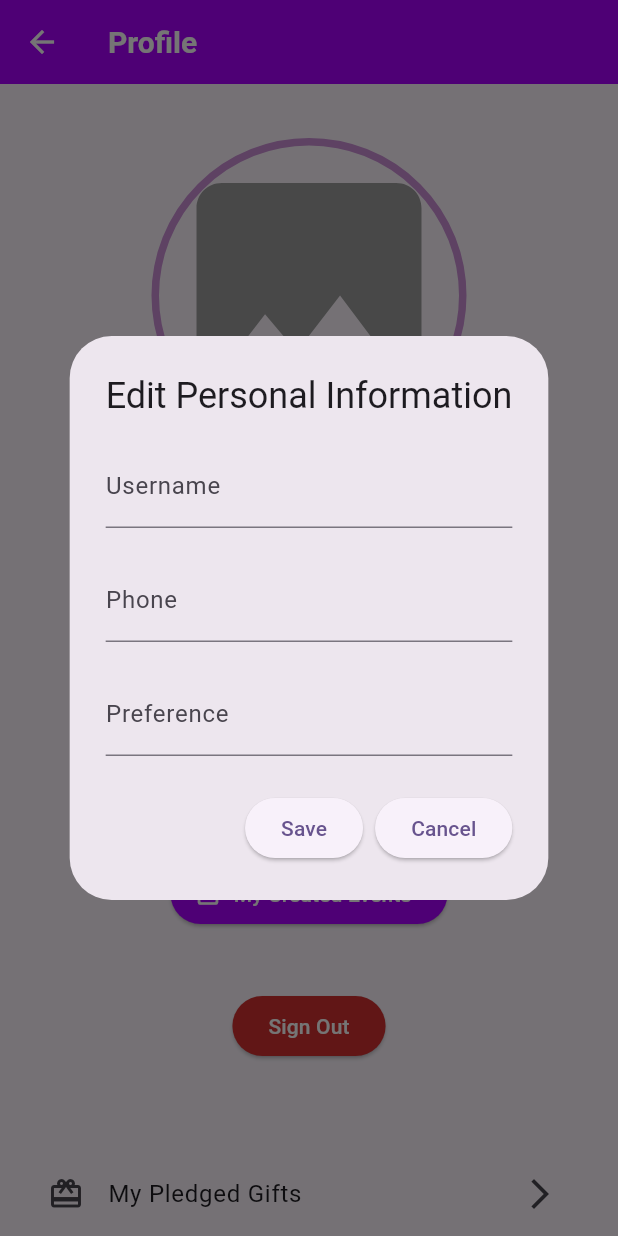
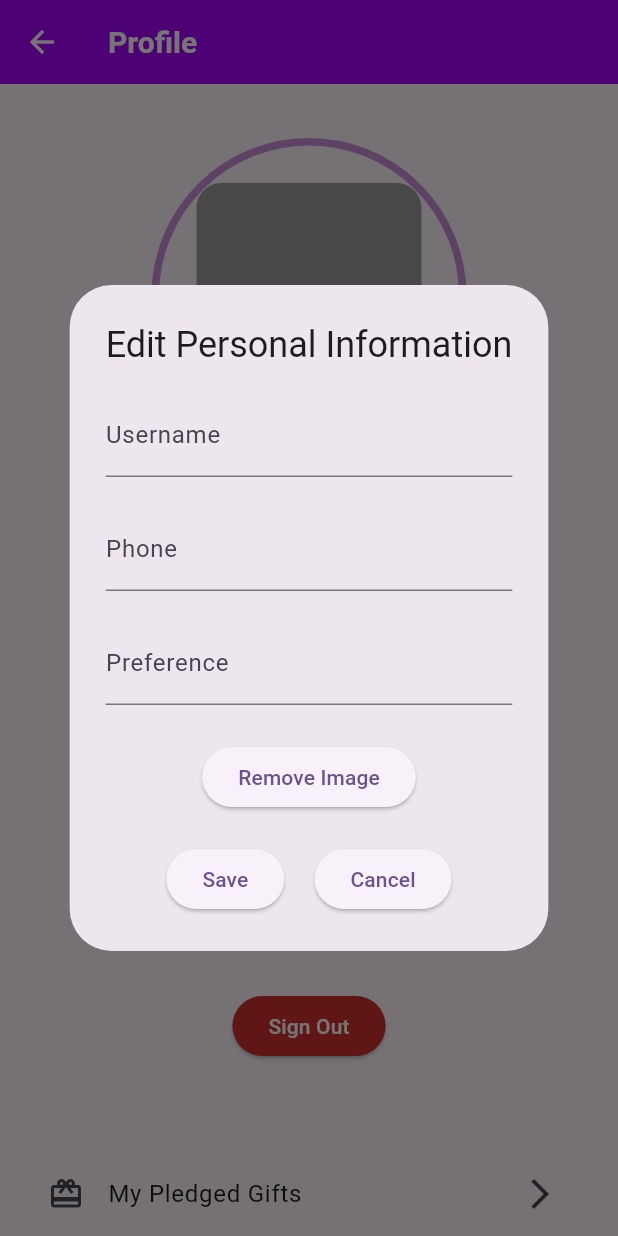
Before and after one commit to ShadyGirgis79/Hedieaty-Mobile-App, a Flutter app: the ProfilePage screen opened by its route, after a tap on "Update Personal Information", on a phone screen of 412 x 824 dp. Run offline on Flutter 3.47's test engine with Material 3 defaults, Android fonts, the phone set to English and light mode, and no system bars; our stand-ins replace connectivity_plus, firebase_auth, firebase_core, firebase_database, firebase_storage, image_picker and 1 more; accounts and stored records are empty.

Commit message:
Adding remove profile image button

```diff
--- a/lib/Profile/ProfilePage.dart
+++ b/lib/Profile/ProfilePage.dart
@@ -108,6 +108,26 @@ class _ProfilePageState extends State<ProfilePage> {
             ],
           ),
           actions: [
+
+            Column(
+              children: [
+                ElevatedButton(
+                    onPressed: () async{
+                      await profileController.storeProfileImage('', currentUserID.hashCode);
+                      showMessage(context, 'Profile Image has been removed');
+                      setState(() {
+                        profileURL = '';
+                      });
+                      Navigator.of(context).pop();
+                    },
+                    child: const Text("Remove Image"),
+                ),
+
+                SizedBox(height: 20,),
+
+                Row(
+                  mainAxisAlignment: MainAxisAlignment.center,
+                  children: [
                     ElevatedButton(
                       onPressed: () async {
                         // Validate phone number
@@ -132,12 +152,21 @@ class _ProfilePageState extends State<ProfilePage> {
                       },
                       child: const Text("Save"),
                     ),
+
+                    SizedBox(width: 20),
+
                     ElevatedButton(
                       onPressed: () {
                         Navigator.of(context).pop();
                       },
                       child: const Text("Cancel"),
                     ),
+                  ],
+                )
+
+              ],
+            ),
+
           ],
         );
       },
```
Lines whose indentation alone changed are shown as unchanged.
